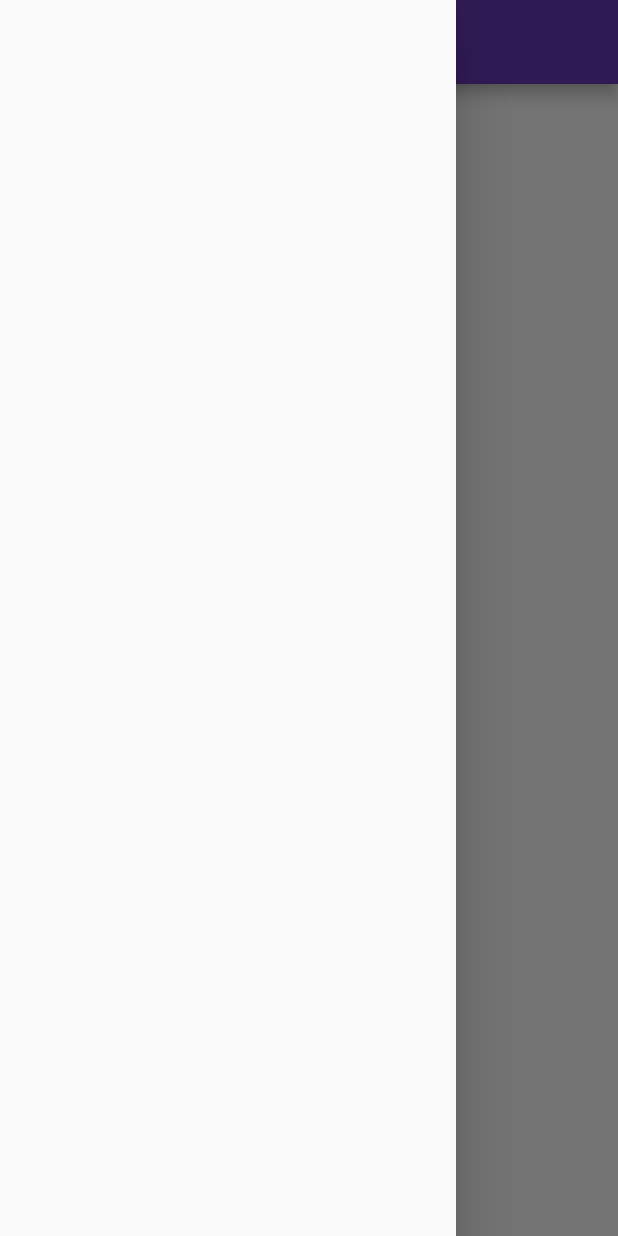
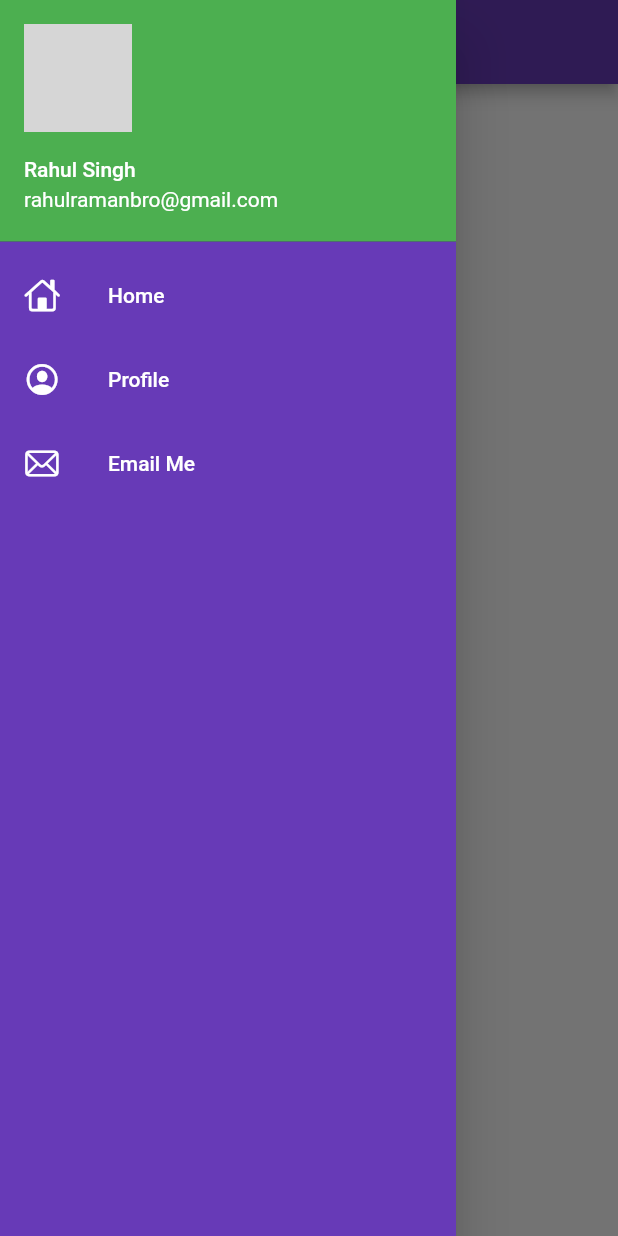
Before and after one commit to Pirate-Emperor/Rumbler, a Flutter app: the HomePage screen opened by its route, with the side drawer open, on a phone screen of 412 x 824 dp. Run offline on Flutter 3.47's test engine with Material 2 defaults, Android fonts, the phone set to English and light mode, and no system bars; our stand-ins replace google_fonts; network calls fail; grey boxes are pictures that could not be loaded.

Commit message:
day9comp

```diff
--- a/lib/pages/home_page.dart
+++ b/lib/pages/home_page.dart
@@ -1,4 +1,5 @@
 import 'package:flutter/material.dart';
+import '../widgets/drawer.dart';
 
 class HomePage extends StatelessWidget {
   const HomePage({super.key});
@@ -14,7 +15,7 @@ class HomePage extends StatelessWidget {
           child: Text("Welcome to Flutter"),
         ),
       ),
-      drawer: Drawer(),
+      drawer: MyDrawer(),
     );
   }
 }
--- /dev/null
+++ b/lib/widgets/drawer.dart
@@ -0,0 +1,54 @@
+import 'package:flutter/cupertino.dart';
+import 'package:flutter/material.dart';
+
+class MyDrawer extends StatelessWidget {
+  const MyDrawer({super.key});
+  final imgurl1 =
+      "https://w0.peakpx.com/wallpaper/908/997/HD-wallpaper-one-piece-luffy-thumbnail.jpg";
+  @override
+  Widget build(BuildContext context) {
+    return Drawer(
+        child: Container(
+      color: Colors.deepPurple,
+      child: ListView(
+        children: [
+          DrawerHeader(
+              padding: EdgeInsets.zero,
+              child: UserAccountsDrawerHeader(
+                decoration: BoxDecoration(color: Colors.green),
+                margin: EdgeInsets.zero,
+                accountName: Text("Rahul Singh"),
+                accountEmail: Text("rahulramanbro@gmail.com"),
+                currentAccountPicture:
+                    CircleAvatar(backgroundImage: NetworkImage(imgurl1)),
+                //currentAccountPicture: Image.network(imgurl1),
+              )),
+          ListTile(
+            leading: Icon(CupertinoIcons.home, color: Colors.white),
+            title: Text(
+              "Home",
+              textScaleFactor: 1.0,
+              style: TextStyle(color: Colors.white),
+            ),
+          ),
+          ListTile(
+            leading: Icon(CupertinoIcons.profile_circled, color: Colors.white),
+            title: Text(
+              "Profile",
+              textScaleFactor: 1.0,
+              style: TextStyle(color: Colors.white),
+            ),
+          ),
+          ListTile(
+            leading: Icon(CupertinoIcons.mail, color: Colors.white),
+            title: Text(
+              "Email Me",
+              textScaleFactor: 1.0,
+              style: TextStyle(color: Colors.white),
+            ),
+          ),
+        ],
+      ),
+    ));
+  }
+}
```
